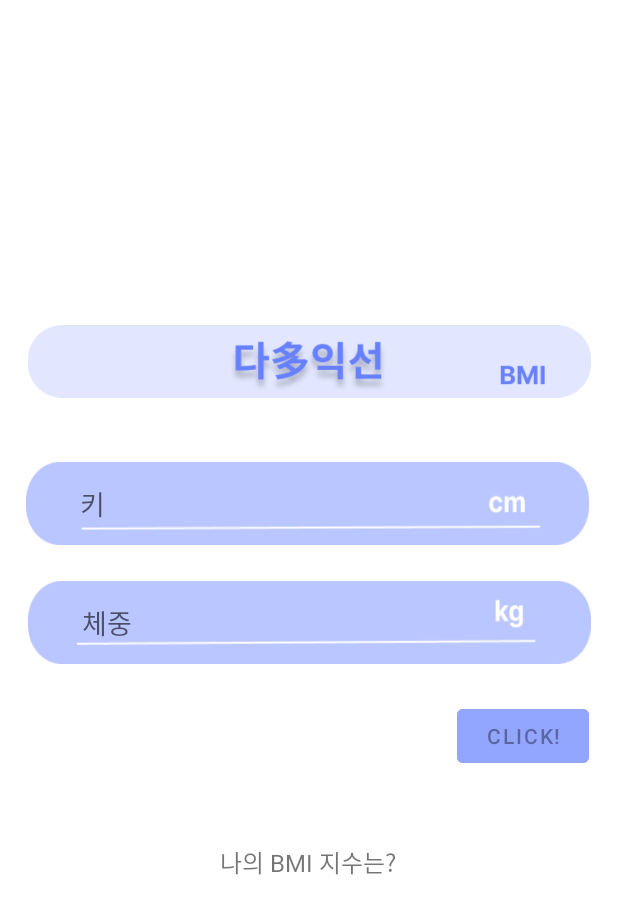
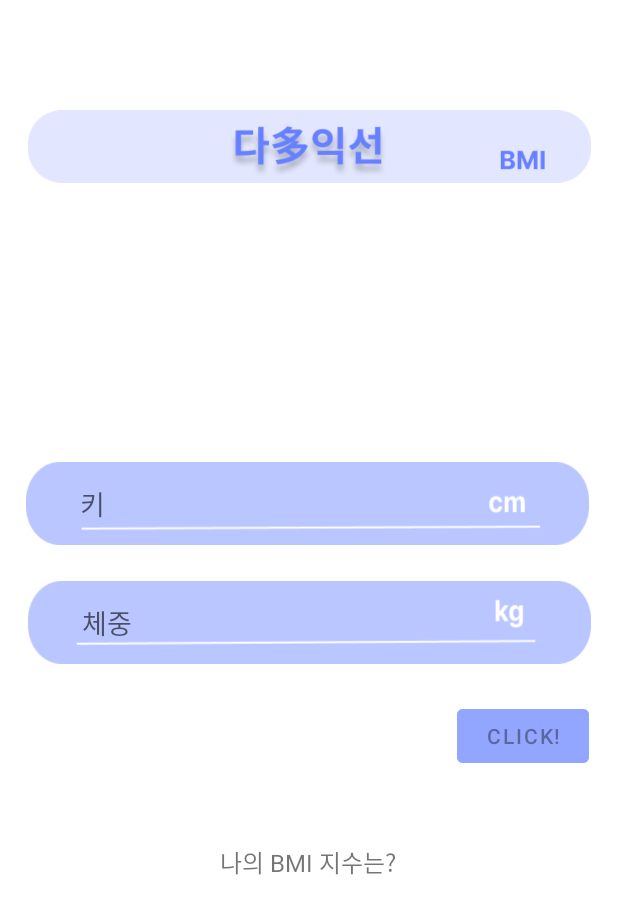
Before and after one commit to ddddabi/GURU2_project, an Android app: the BMICheck screen opened directly, with no data from a screen before it, on a phone screen of 412 x 824 dp. Shown: the top 914 px of the screen. Run offline under Robolectric (Android 15) with nearby library versions, the phone set to English and light mode, and no system bars.

Commit message:
BMI UI 수정

```diff
--- a/app/src/main/res/layout/activity_bmicheck.xml
+++ b/app/src/main/res/layout/activity_bmicheck.xml
@@ -17,7 +17,7 @@
         app:layout_constraintEnd_toEndOf="parent"
         app:layout_constraintStart_toStartOf="parent"
         app:layout_constraintTop_toTopOf="parent"
-        app:layout_constraintVertical_bias="1.0"
+        app:layout_constraintVertical_bias="0.275"
         app:srcCompat="@drawable/bmi_header" />
 
     <EditText
```
